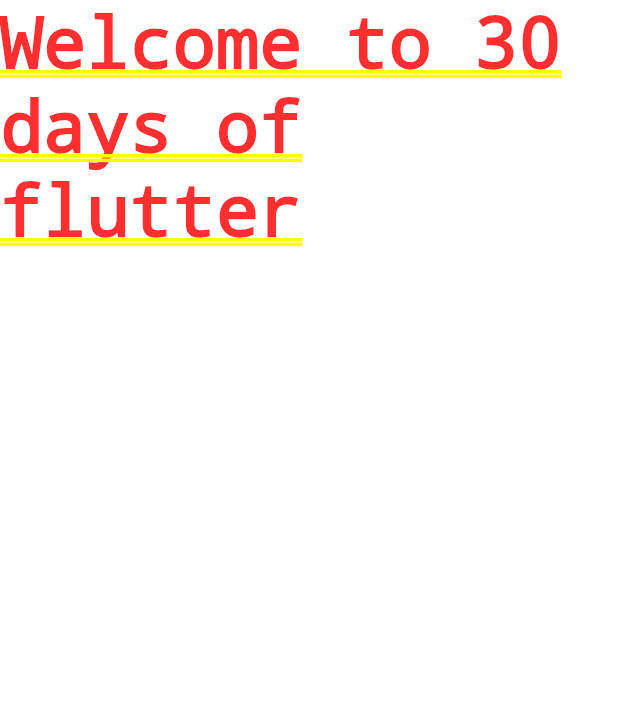
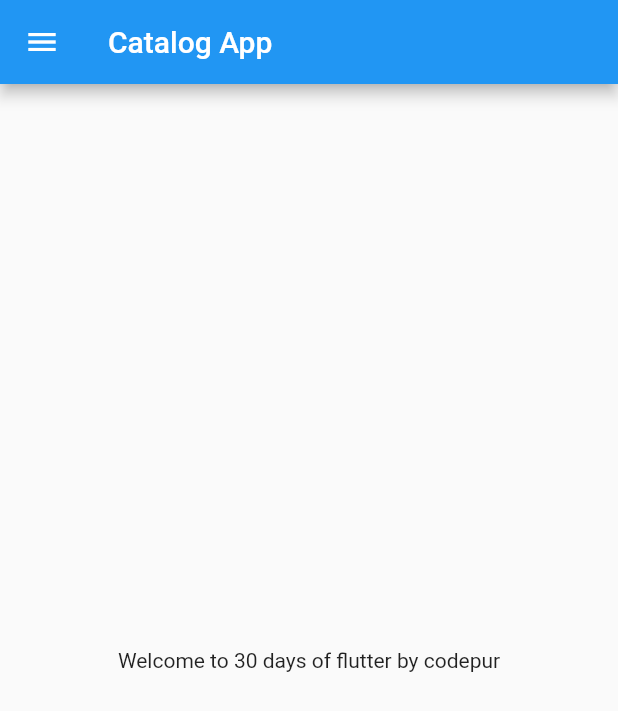
Before and after one commit to Gaurav3499/30DaysOfFlutter, a Flutter app: the screen it shows after launch, on a phone screen of 412 x 824 dp. Shown: the top 711 px of the screen. Run offline on Flutter 3.47's test engine with Material 2 defaults, Android fonts, the phone set to English and light mode, and no system bars.

Commit message:
CLS 2 completed

```diff
--- /dev/null
+++ b/lib/home_page.dart
@@ -0,0 +1,21 @@
+import 'package:flutter/material.dart';
+
+class HomePage extends StatelessWidget {
+  final int days = 30;
+  final String name = "codepur";
+  @override
+  Widget build(BuildContext context) {
+    return Scaffold(
+      appBar: AppBar(
+        title: Text("Catalog App"),
+      ),
+
+      body: Center(
+        child: Container(
+          child: Text("Welcome to $days days of flutter by $name"),
+        ),
+      ),
+      drawer: Drawer(),
+    );
+  }
+}
--- a/lib/main.dart
+++ b/lib/main.dart
@@ -1,19 +1,16 @@
 import 'package:flutter/material.dart';
 
-import 'package:flutter/material.dart';
+import 'home_page.dart';
 
 void main() {
   runApp(MyApp());
 }
 
 class MyApp extends StatelessWidget {
-  const MyApp({Key key}) : super(key: key);
-
   @override
   Widget build(BuildContext context) {
     return MaterialApp(
-        home: Container(
-      child: Text("Welcome to 30 days of flutter"),
-    ));
+      home: HomePage(),
+    );
   }
 }
```
